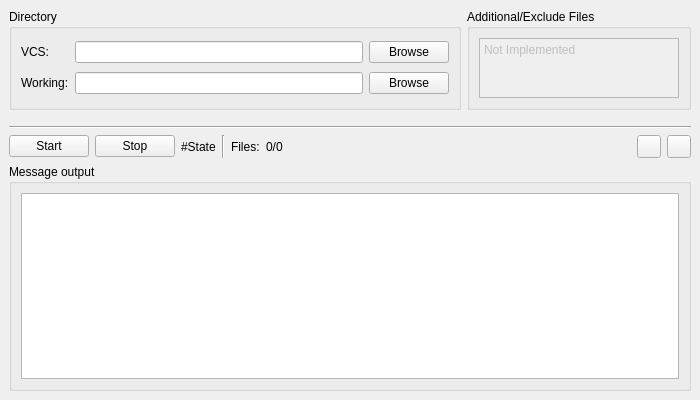
This is MainWindow.ui in CharlesLiaoO/WorkingCopySynchronizer as Qt 5 draws it before an edit. The edited form follows.
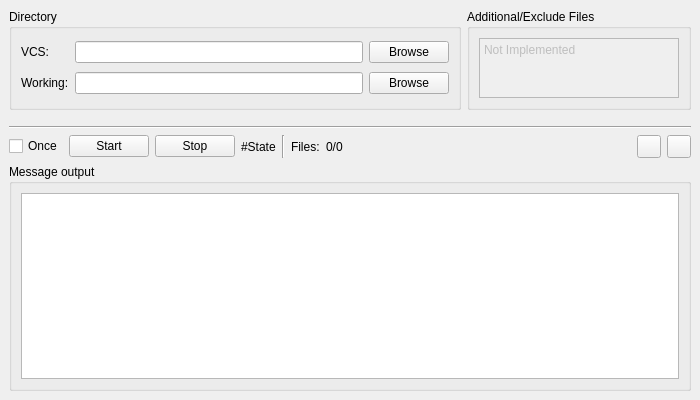
This is the edited form. Icons and pictures are not drawn.

Commit message: Add feature Run Once

The edit to the form file:
```diff
--- a/MainWindow.ui
+++ b/MainWindow.ui
@@ -70,6 +70,13 @@
      <layout class="QVBoxLayout" name="verticalLayout_2">
       <item>
        <layout class="QHBoxLayout" name="horizontalLayout">
+        <item>
+         <widget class="QCheckBox" name="checkBox_RunOnce">
+          <property name="text">
+           <string>Once</string>
+          </property>
+         </widget>
+        </item>
         <item>
          <widget class="QPushButton" name="pushButton_Start">
           <property name="text">
```
The commit also changes 2 other files.
